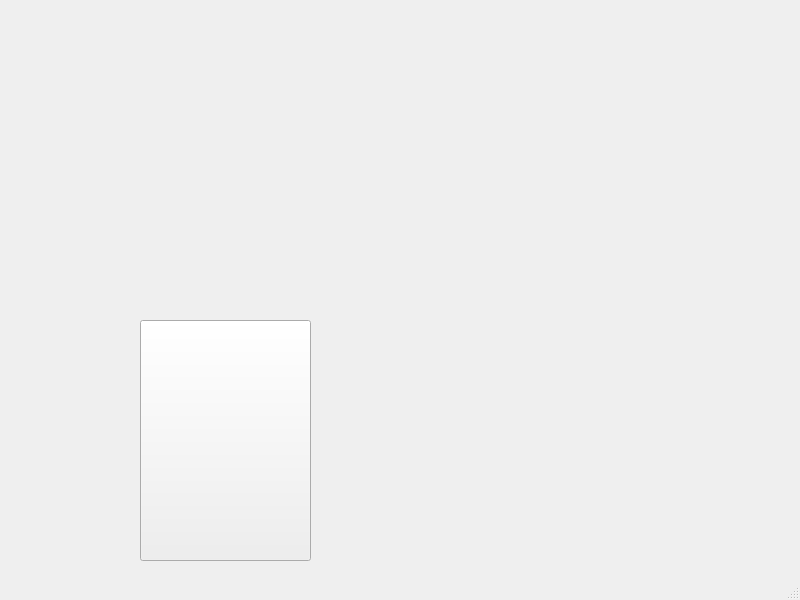
Old version of the form mainwindow.ui in the repository PSPMonster/QtRockPapperScissorGame.
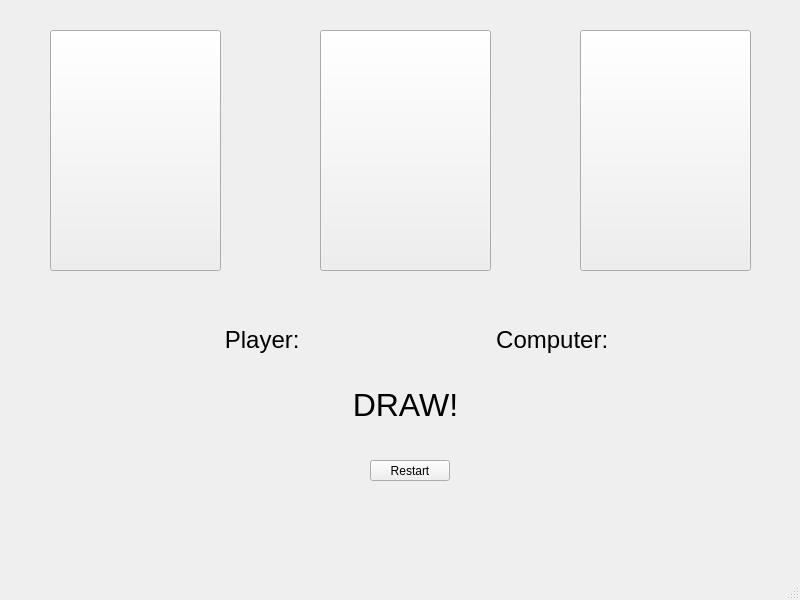
New version of the form. Icons and pictures are not drawn.

Diff of the .ui file:
```diff
--- a/mainwindow.ui
+++ b/mainwindow.ui
@@ -14,59 +14,11 @@
    <string>MainWindow</string>
   </property>
   <widget class="QWidget" name="centralwidget">
-   <widget class="QLabel" name="imgPaper">
-    <property name="geometry">
-     <rect>
-      <x>300</x>
-      <y>20</y>
-      <width>171</width>
-      <height>241</height>
-     </rect>
-    </property>
-    <property name="text">
-     <string/>
-    </property>
-    <property name="pixmap">
-     <pixmap resource="resources.qrc">:/new/images/images/paper.jpg</pixmap>
-    </property>
-   </widget>
-   <widget class="QLabel" name="imgScissors">
-    <property name="geometry">
-     <rect>
-      <x>550</x>
-      <y>20</y>
-      <width>171</width>
-      <height>241</height>
-     </rect>
-    </property>
-    <property name="text">
-     <string/>
-    </property>
-    <property name="pixmap">
-     <pixmap resource="resources.qrc">:/new/images/images/scissors.jpg</pixmap>
-    </property>
-   </widget>
-   <widget class="QLabel" name="imgRock">
-    <property name="geometry">
-     <rect>
-      <x>50</x>
-      <y>20</y>
-      <width>171</width>
-      <height>241</height>
-     </rect>
-    </property>
-    <property name="text">
-     <string/>
-    </property>
-    <property name="pixmap">
-     <pixmap resource="resources.qrc">:/new/images/images/rock.jpg</pixmap>
-    </property>
-   </widget>
    <widget class="QPushButton" name="btnRock">
     <property name="geometry">
      <rect>
-      <x>140</x>
-      <y>320</y>
+      <x>50</x>
+      <y>30</y>
       <width>171</width>
       <height>241</height>
      </rect>
@@ -75,6 +27,127 @@
      <string/>
     </property>
    </widget>
+   <widget class="QPushButton" name="btnPaper">
+    <property name="geometry">
+     <rect>
+      <x>320</x>
+      <y>30</y>
+      <width>171</width>
+      <height>241</height>
+     </rect>
+    </property>
+    <property name="text">
+     <string/>
+    </property>
+   </widget>
+   <widget class="QPushButton" name="btnScissors">
+    <property name="geometry">
+     <rect>
+      <x>580</x>
+      <y>30</y>
+      <width>171</width>
+      <height>241</height>
+     </rect>
+    </property>
+    <property name="text">
+     <string/>
+    </property>
+   </widget>
+   <widget class="QPushButton" name="btnRestart">
+    <property name="geometry">
+     <rect>
+      <x>370</x>
+      <y>460</y>
+      <width>80</width>
+      <height>21</height>
+     </rect>
+    </property>
+    <property name="text">
+     <string>Restart</string>
+    </property>
+   </widget>
+   <widget class="QLabel" name="lblPlayer">
+    <property name="geometry">
+     <rect>
+      <x>200</x>
+      <y>320</y>
+      <width>131</width>
+      <height>41</height>
+     </rect>
+    </property>
+    <property name="text">
+     <string>&lt;html&gt;&lt;head/&gt;&lt;body&gt;&lt;p align=&quot;center&quot;&gt;&lt;span style=&quot; font-size:18pt;&quot;&gt;Player: &lt;/span&gt;&lt;/p&gt;&lt;/body&gt;&lt;/html&gt;</string>
+    </property>
+   </widget>
+   <widget class="QLabel" name="lblComputer">
+    <property name="geometry">
+     <rect>
+      <x>490</x>
+      <y>320</y>
+      <width>131</width>
+      <height>41</height>
+     </rect>
+    </property>
+    <property name="text">
+     <string>&lt;html&gt;&lt;head/&gt;&lt;body&gt;&lt;p align=&quot;center&quot;&gt;&lt;span style=&quot; font-size:18pt;&quot;&gt;Computer: &lt;/span&gt;&lt;/p&gt;&lt;/body&gt;&lt;/html&gt;</string>
+    </property>
+   </widget>
+   <widget class="QLabel" name="lblDraw">
+    <property name="geometry">
+     <rect>
+      <x>330</x>
+      <y>380</y>
+      <width>151</width>
+      <height>51</height>
+     </rect>
+    </property>
+    <property name="text">
+     <string>&lt;html&gt;&lt;head/&gt;&lt;body&gt;&lt;p align=&quot;center&quot;&gt;&lt;span style=&quot; font-size:24pt;&quot;&gt;DRAW!&lt;/span&gt;&lt;/p&gt;&lt;/body&gt;&lt;/html&gt;</string>
+    </property>
+   </widget>
+   <widget class="QLabel" name="lblPlayerScore">
+    <property name="geometry">
+     <rect>
+      <x>300</x>
+      <y>330</y>
+      <width>91</width>
+      <height>41</height>
+     </rect>
+    </property>
+    <property name="minimumSize">
+     <size>
+      <width>0</width>
+      <height>0</height>
+     </size>
+    </property>
+    <property name="statusTip">
+     <string/>
+    </property>
+    <property name="styleSheet">
+     <string notr="true">font: 18pt &quot;MS Shell Dlg 2&quot;;
+float:  leftl;</string>
+    </property>
+    <property name="text">
+     <string>&lt;html&gt;&lt;head/&gt;&lt;body&gt;&lt;p align=&quot;center&quot;&gt;&lt;br/&gt;&lt;/p&gt;&lt;/body&gt;&lt;/html&gt;</string>
+    </property>
+   </widget>
+   <widget class="QLabel" name="lblCompScore">
+    <property name="geometry">
+     <rect>
+      <x>590</x>
+      <y>330</y>
+      <width>121</width>
+      <height>41</height>
+     </rect>
+    </property>
+    <property name="styleSheet">
+     <string notr="true">font: 18pt &quot;MS Shell Dlg 2&quot;;
+float:  leftl;</string>
+    </property>
+    <property name="text">
+     <string>&lt;html&gt;&lt;head/&gt;&lt;body&gt;&lt;p align=&quot;center&quot;&gt;&lt;br/&gt;&lt;/p&gt;&lt;/body&gt;&lt;/html&gt;</string>
+    </property>
+   </widget>
   </widget>
   <widget class="QMenuBar" name="menubar">
    <property name="geometry">
```
Left out of the diff: 4 changed lines with no effect on the pictures.
